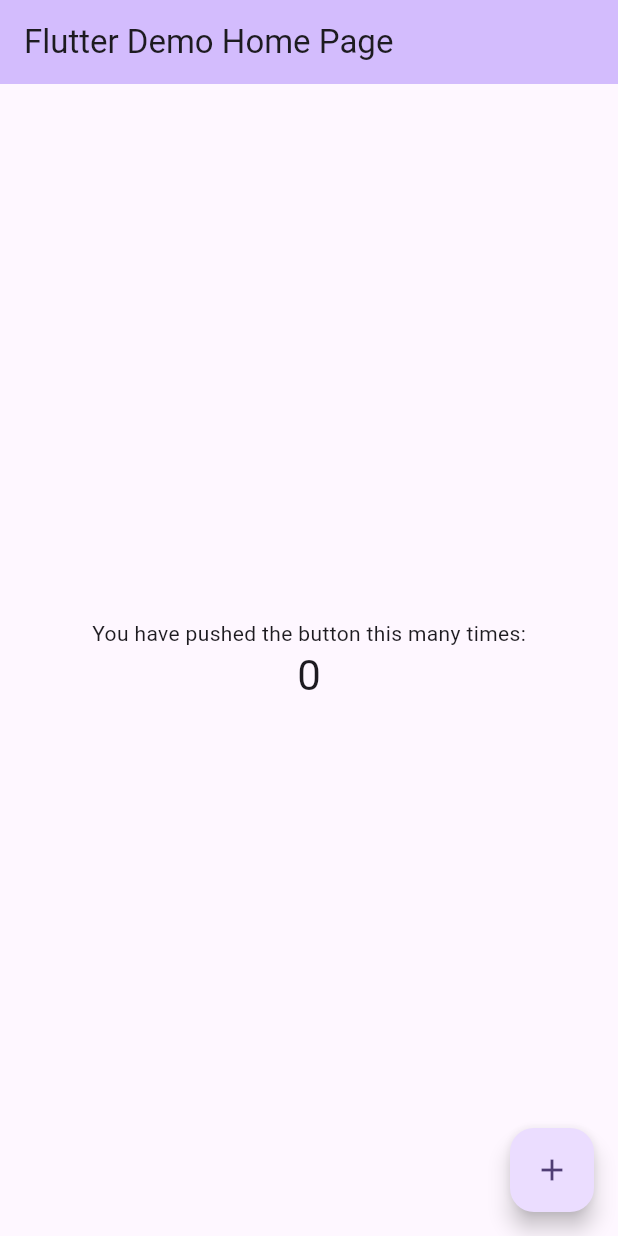
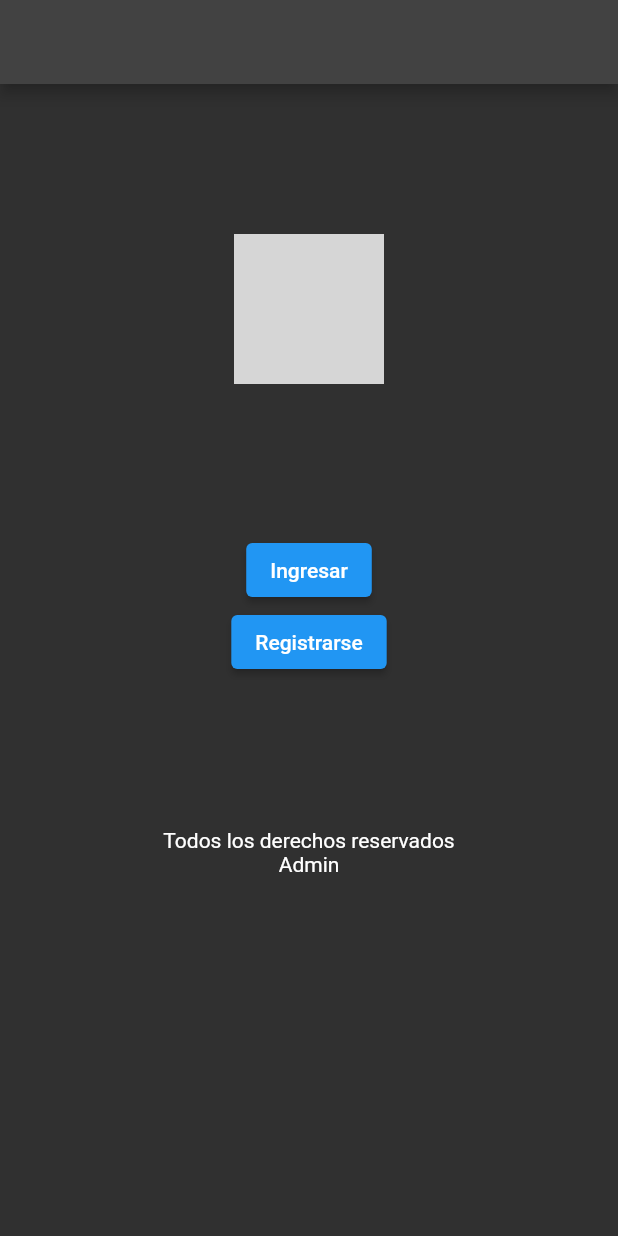
Before and after one commit to disdesoft/girlshouseapp, a Flutter app: the screen it shows after launch, on a phone screen of 412 x 824 dp. Run offline on Flutter 3.47's test engine with Material 2 defaults, Android fonts, the phone set to English and light mode, and no system bars; network calls fail; grey boxes are pictures that could not be loaded.

Commit message:
Main&routes

```diff
--- /dev/null
+++ b/lib/admin.dart
@@ -0,0 +1,27 @@
+import 'package:flutter/material.dart';
+
+void main() => runApp(const Admin());
+
+class Admin extends StatefulWidget {
+  const Admin({super.key});
+
+  @override
+  State<Admin> createState() => _AdminState();
+}
+
+class _AdminState extends State<Admin> {
+  @override
+  Widget build(BuildContext context) {
+    return MaterialApp(
+      title: 'Ingresar',
+      home: Scaffold(
+        appBar: AppBar(
+          title: const Text('Admin'),
+        ),
+        body: const Center(
+          child: Text('Admin'),
+        ),
+      ),
+    );
+  }
+}
--- /dev/null
+++ b/lib/home.dart
@@ -0,0 +1,27 @@
+import 'package:flutter/material.dart';
+
+void main() => runApp(const Home());
+
+class Home extends StatefulWidget {
+  const Home({super.key});
+
+  @override
+  State<Home> createState() => _HomeState();
+}
+
+class _HomeState extends State<Home> {
+  @override
+  Widget build(BuildContext context) {
+    return MaterialApp(
+      title: 'Home',
+      home: Scaffold(
+        appBar: AppBar(
+          title: const Text('Home'),
+        ),
+        body: const Center(
+          child: Text('Home'),
+        ),
+      ),
+    );
+  }
+}
--- a/lib/main.dart
+++ b/lib/main.dart
@@ -1,125 +1,38 @@
 import 'package:flutter/material.dart';
+import 'package:girls_house_app/admin.dart';
+import 'package:girls_house_app/home.dart';
+import 'package:girls_house_app/ing_correo.dart';
+import 'package:girls_house_app/ingresar.dart';
+import 'package:girls_house_app/principal.dart';
+import 'package:girls_house_app/rec_pass.dart';
+import 'package:girls_house_app/registrarse.dart';
 
-void main() {
-  runApp(const MyApp());
+void main() => runApp(const MyApp());
+
+class MyApp extends StatefulWidget {
+  const MyApp({super.key});
+
+  @override
+  State<MyApp> createState() => _MyAppState();
 }
 
-class MyApp extends StatelessWidget {
-  const MyApp({super.key});
-
-  // This widget is the root of your application.
+class _MyAppState extends State<MyApp> {
   @override
   Widget build(BuildContext context) {
     return MaterialApp(
-      title: 'Flutter Demo',
-      theme: ThemeData(
-        // This is the theme of your application.
-        //
-        // TRY THIS: Try running your application with "flutter run". You'll see
-        // the application has a blue toolbar. Then, without quitting the app,
-        // try changing the seedColor in the colorScheme below to Colors.green
-        // and then invoke "hot reload" (save your changes or press the "hot
-        // reload" button in a Flutter-supported IDE, or press "r" if you used
-        // the command line to start the app).
-        //
-        // Notice that the counter didn't reset back to zero; the application
-        // state is not lost during the reload. To reset the state, use hot
-        // restart instead.
-        //
-        // This works for code too, not just values: Most code changes can be
-        // tested with just a hot reload.
-        colorScheme: ColorScheme.fromSeed(seedColor: Colors.deepPurple),
-        useMaterial3: true,
-      ),
-      home: const MyHomePage(title: 'Flutter Demo Home Page'),
+      debugShowCheckedModeBanner: false,
+      title: 'Material App',
+      theme: ThemeData.dark(),
+      initialRoute: '/',
+      routes: {
+        '/': (context) => const Principal(),
+        '/Ingresar': (context) => const Ingresar(),
+        '/Registrarse': (context) => const Registrarse(),
+        '/Admin': (context) => const Admin(),
+        '/IngCorreo': (context) => const IngEmail(),
+        '/Home': (context) => const Home(),
+        '/RecPass': (context) => const RecPass(),
+      },
     );
   }
 }
-
-class MyHomePage extends StatefulWidget {
-  const MyHomePage({super.key, required this.title});
-
-  // This widget is the home page of your application. It is stateful, meaning
-  // that it has a State object (defined below) that contains fields that affect
-  // how it looks.
-
-  // This class is the configuration for the state. It holds the values (in this
-  // case the title) provided by the parent (in this case the App widget) and
-  // used by the build method of the State. Fields in a Widget subclass are
-  // always marked "final".
-
-  final String title;
-
-  @override
-  State<MyHomePage> createState() => _MyHomePageState();
-}
-
-class _MyHomePageState extends State<MyHomePage> {
-  int _counter = 0;
-
-  void _incrementCounter() {
-    setState(() {
-      // This call to setState tells the Flutter framework that something has
-      // changed in this State, which causes it to rerun the build method below
-      // so that the display can reflect the updated values. If we changed
-      // _counter without calling setState(), then the build method would not be
-      // called again, and so nothing would appear to happen.
-      _counter++;
-    });
-  }
-
-  @override
-  Widget build(BuildContext context) {
-    // This method is rerun every time setState is called, for instance as done
-    // by the _incrementCounter method above.
-    //
-    // The Flutter framework has been optimized to make rerunning build methods
-    // fast, so that you can just rebuild anything that needs updating rather
-    // than having to individually change instances of widgets.
-    return Scaffold(
-      appBar: AppBar(
-        // TRY THIS: Try changing the color here to a specific color (to
-        // Colors.amber, perhaps?) and trigger a hot reload to see the AppBar
-        // change color while the other colors stay the same.
-        backgroundColor: Theme.of(context).colorScheme.inversePrimary,
-        // Here we take the value from the MyHomePage object that was created by
-        // the App.build method, and use it to set our appbar title.
-        title: Text(widget.title),
-      ),
-      body: Center(
-        // Center is a layout widget. It takes a single child and positions it
-        // in the middle of the parent.
-        child: Column(
-          // Column is also a layout widget. It takes a list of children and
-          // arranges them vertically. By default, it sizes itself to fit its
-          // children horizontally, and tries to be as tall as its parent.
-          //
-          // Column has various properties to control how it sizes itself and
-          // how it positions its children. Here we use mainAxisAlignment to
-          // center the children vertically; the main axis here is the vertical
-          // axis because Columns are vertical (the cross axis would be
-          // horizontal).
-          //
-          // TRY THIS: Invoke "debug painting" (choose the "Toggle Debug Paint"
-          // action in the IDE, or press "p" in the console), to see the
-          // wireframe for each widget.
-          mainAxisAlignment: MainAxisAlignment.center,
-          children: <Widget>[
-            const Text(
-              'You have pushed the button this many times:',
-            ),
-            Text(
-              '$_counter',
-              style: Theme.of(context).textTheme.headlineMedium,
-            ),
-          ],
-        ),
-      ),
-      floatingActionButton: FloatingActionButton(
-        onPressed: _incrementCounter,
-        tooltip: 'Increment',
-        child: const Icon(Icons.add),
-      ), // This trailing comma makes auto-formatting nicer for build methods.
-    );
-  }
-}
--- /dev/null
+++ b/lib/principal.dart
@@ -0,0 +1,64 @@
+import 'package:flutter/material.dart';
+
+
+void main() => runApp(const Principal());
+
+class Principal extends StatelessWidget {
+  const Principal({super.key});
+
+  @override
+  Widget build(BuildContext context) {
+    return MaterialApp(
+      title: 'Material App',
+      theme: ThemeData.dark(),
+      home: Scaffold(
+        appBar: AppBar(),
+        body: SingleChildScrollView(
+          child: Center(
+              child: Column(
+            children: [
+              const SizedBox(
+                width: 100,
+                height: 100,
+              ),
+              const SizedBox(
+                  width: 100,
+                  height: 100,
+                  child: CircleAvatar(
+                    backgroundImage: NetworkImage(
+                        'https://picsum.photos/seed/picsum/200/300'),
+                    backgroundColor: Colors.red,
+                  )),
+              const SizedBox(
+                width: 100,
+                height: 100,
+              ),
+              ElevatedButton(
+                onPressed: () {
+                  Navigator.pushNamed(context, '/Ingresar');
+                },
+                child: const Text('Ingresar'),
+              ),
+              ElevatedButton(
+                  onPressed: () {
+                    Navigator.pushNamed(context, '/Registrarse');
+                  },
+                  child: const Text('Registrarse')),
+              const SizedBox(
+                width: 100,
+                height: 100,
+              ),
+              const Text('Todos los derechos reservados'),
+              GestureDetector(
+                onTap: () {
+                  Navigator.pushNamed(context, '/Admin');
+                },
+                child: const Text("Admin"),
+              )
+            ],
+          )),
+        ),
+      ),
+    );
+  }
+}
--- /dev/null
+++ b/lib/registrarse.dart
@@ -0,0 +1,27 @@
+import 'package:flutter/material.dart';
+
+void main() => runApp(const Registrarse());
+
+class Registrarse extends StatefulWidget {
+  const Registrarse({super.key});
+
+  @override
+  State<Registrarse> createState() => _RegistrarseState();
+}
+
+class _RegistrarseState extends State<Registrarse> {
+  @override
+  Widget build(BuildContext context) {
+    return MaterialApp(
+      title: 'Registrarse',
+      home: Scaffold(
+        appBar: AppBar(
+          title: const Text('Registrarse'),
+        ),
+        body: const Center(
+          child: Text('Registrarse'),
+        ),
+      ),
+    );
+  }
+}
--- a/pubspec.yaml
+++ b/pubspec.yaml
@@ -35,6 +35,7 @@ dependencies:
   # The following adds the Cupertino Icons font to your application.
   # Use with the CupertinoIcons class for iOS style icons.
   cupertino_icons: ^1.0.2
+  link_text: ^0.2.0
 
 dev_dependencies:
   flutter_test:
```
Also changed, not shown: lib/ing_correo.dart (added, +84 -0 lines), lib/ingresar.dart (added, +68 -0 lines), lib/rec_pass.dart (added, +68 -0 lines), pubspec.lock, 5 other files.
